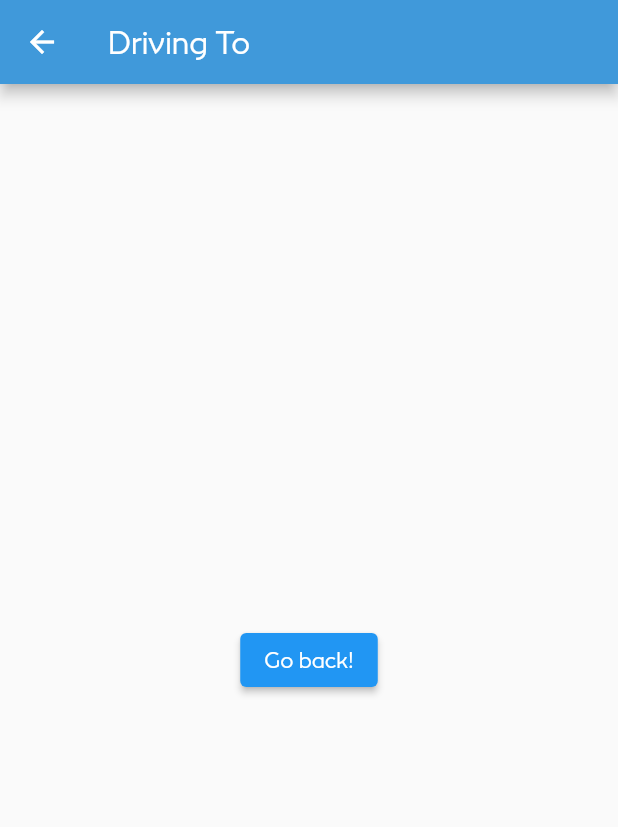
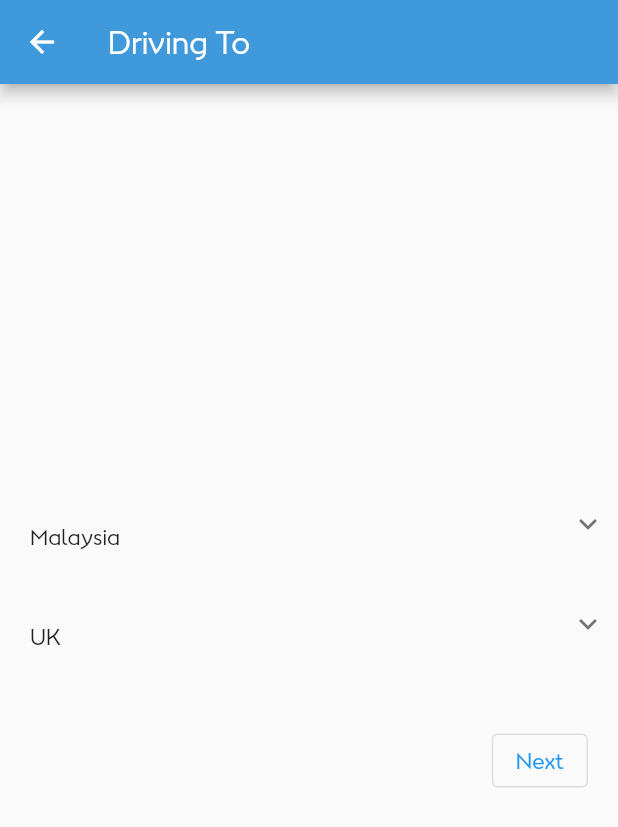
Before and after one commit to aimanuslim/carpool-hackathon-2021, a Flutter app: the DrivingToPage screen opened by its route, on a phone screen of 412 x 824 dp. Shown: the top 827 px of the screen. Run offline on Flutter 3.47's test engine with Material 2 defaults, Android fonts, the phone set to English and light mode, and no system bars; drawn by our look-alikes of expandable.

Commit message:
Almost finished sign up flow.

```diff
--- a/lib/main.dart
+++ b/lib/main.dart
@@ -1,5 +1,7 @@
-import 'package:Carpool/signup.dart';
+import 'package:carpool/signup.dart';
 import 'package:flutter/material.dart';
+
+import 'signup.dart';
 
 void main() {
   runApp(MyApp());
@@ -16,6 +18,7 @@ class MyApp extends StatelessWidget {
         brightness: Brightness.light,
         primaryColor: Color(0xff4099DA),
         accentColor: Color(0xff644C76),
+        backgroundColor: Color(0xff4099DA),
         // This is the theme of your application.
         //
         // Try running your application with "flutter run". You'll see the
@@ -35,6 +38,7 @@ class MyApp extends StatelessWidget {
         '/': (context) => LandingPage(title: "Sign Up"),
         // When navigating to the "/second" route, build the SecondScreen widget.
         '/drivingto': (context) => DrivingToPage(),
+        '/enterdetails': (context) => EnterDetailsPage()
       },
     );
   }
--- a/lib/signup.dart
+++ b/lib/signup.dart
@@ -1,4 +1,5 @@
 import 'package:flutter/material.dart';
+import 'package:expandable/expandable.dart';
 
 class DrivingToPage extends StatefulWidget {
   @override
@@ -6,22 +7,165 @@ class DrivingToPage extends StatefulWidget {
 }
 
 class _DrivingToPageState extends State<DrivingToPage> {
+  Map<String, List<String>> locationList = {
+    "Malaysia": ["KL"],
+    "UK": ["London", "EC", "H2C"]
+  };
+
+  List<String> selectedLocations = [];
+
+  @override
+  Widget build(BuildContext context) {
+    List<Widget> listOfWidgets = [];
+    locationList.forEach((country, officeList) {
+      listOfWidgets.add(ExpandableNotifier(
+        child: ExpandablePanel(
+            header: Padding(
+              padding: const EdgeInsets.all(20.0),
+              child: Text(country),
+            ),
+            collapsed: Container(),
+            expanded: Column(
+                children: officeList
+                    .map((office) => ListTile(
+                          title: Text(office),
+                          leading: Checkbox(
+                            value: selectedLocations.contains(office),
+                            onChanged: (value) {
+                              setState(() {
+                                if (value!) {
+                                  selectedLocations.add(office);
+                                } else {
+                                  selectedLocations.remove(office);
+                                }
+                              });
+                            },
+                          ),
+                        ))
+                    .toList()),
+            builder: (_, collapsed, expanded) {
+              return Padding(
+                padding: EdgeInsets.only(left: 10, right: 10, bottom: 10),
+                child: Expandable(
+                  collapsed: collapsed,
+                  expanded: expanded,
+                  theme: const ExpandableThemeData(crossFadePoint: 0),
+                ),
+              );
+            }),
+      ));
+    });
+
+    listOfWidgets.add(Row(
+      mainAxisAlignment: MainAxisAlignment.end,
+      children: [
+        Padding(
+          padding: const EdgeInsets.all(20.0),
+          child: OutlinedButton(
+              child: Text("Next"),
+              onPressed: () {
+                Navigator.pushNamed(context, '/enterdetails');
+              }),
+        )
+      ],
+    ));
+
+    return Scaffold(
+        appBar: AppBar(
+          title: Text("Driving To"),
+        ),
+        body: Center(
+            child: Column(
+                mainAxisAlignment: MainAxisAlignment.center,
+                children: listOfWidgets)));
+  }
+}
+
+class EnterDetailsPage extends StatefulWidget {
+  @override
+  _EnterDetailsPageState createState() => _EnterDetailsPageState();
+}
+
+class _EnterDetailsPageState extends State<EnterDetailsPage> {
   @override
   Widget build(BuildContext context) {
     return Scaffold(
       appBar: AppBar(
-        title: Text("Driving To"),
+        title: Text("Address Details"),
       ),
-      body: Center(
-        child: ElevatedButton(
-          // Within the SecondScreen widget
-          onPressed: () {
-            // Navigate back to the first screen by popping the current route
-            // off the stack.
-            Navigator.pop(context);
-          },
-          child: Text('Go back!'),
-        ),
+      body: DetailsForm(),
+    );
+  }
+}
+
+class DetailsForm extends StatefulWidget {
+  @override
+  DetailsFormState createState() {
+    return DetailsFormState();
+  }
+}
+
+// Define a corresponding State class.
+// This class holds data related to the form.
+class DetailsFormState extends State<DetailsForm> {
+  // Create a global key that uniquely identifies the Form widget
+  // and allows validation of the form.
+  //
+  // Note: This is a `GlobalKey<FormState>`,
+  // not a GlobalKey<MyCustomFormState>.
+  final _formKey = GlobalKey<FormState>();
+
+  @override
+  Widget build(BuildContext context) {
+    // Build a Form widget using the _formKey created above.
+    return Form(
+      key: _formKey,
+      child: ListView(
+        children: <Widget>[
+          // Add TextFormFields and ElevatedButton here.
+          Padding(
+            padding: const EdgeInsets.all(20.0),
+            child: TextFormField(
+              decoration: InputDecoration(labelText: "Address"),
+            ),
+          ),
+          Padding(
+            padding: const EdgeInsets.all(20.0),
+            child: TextFormField(
+              decoration: InputDecoration(labelText: "City"),
+            ),
+          ),
+          Padding(
+            padding: const EdgeInsets.all(20.0),
+            child: TextFormField(
+              decoration: InputDecoration(labelText: "Postcode"),
+            ),
+          ),
+          Padding(
+            padding: const EdgeInsets.all(20.0),
+            child: TextFormField(
+              decoration: InputDecoration(labelText: "No of Passengers"),
+              // TODO: form validation, number only.
+            ),
+          ),
+          Padding(
+            padding: const EdgeInsets.all(20.0),
+            child: Text("You will shortly receive a confirmation email"),
+          ),
+          Row(
+            mainAxisAlignment: MainAxisAlignment.end,
+            children: [
+
+              Padding(
+                padding: const EdgeInsets.all(20.0),
+                child: OutlinedButton(
+                  onPressed: (){
+
+                  },
+                  child: Text("Next")),
+              )
+            ],)
+        ],
       ),
     );
   }
--- a/pubspec.yaml
+++ b/pubspec.yaml
@@ -1,4 +1,4 @@
-name: Carpool
+name: carpool
 description: Carpool app created for Orsted 2021 Hackathon.
 
 # The following line prevents the package from being accidentally published to
@@ -23,6 +23,8 @@ environment:
 dependencies:
   flutter:
     sdk: flutter
+  expandable: ^5.0.1
+
 
 
   # The following adds the Cupertino Icons font to your application.
```
